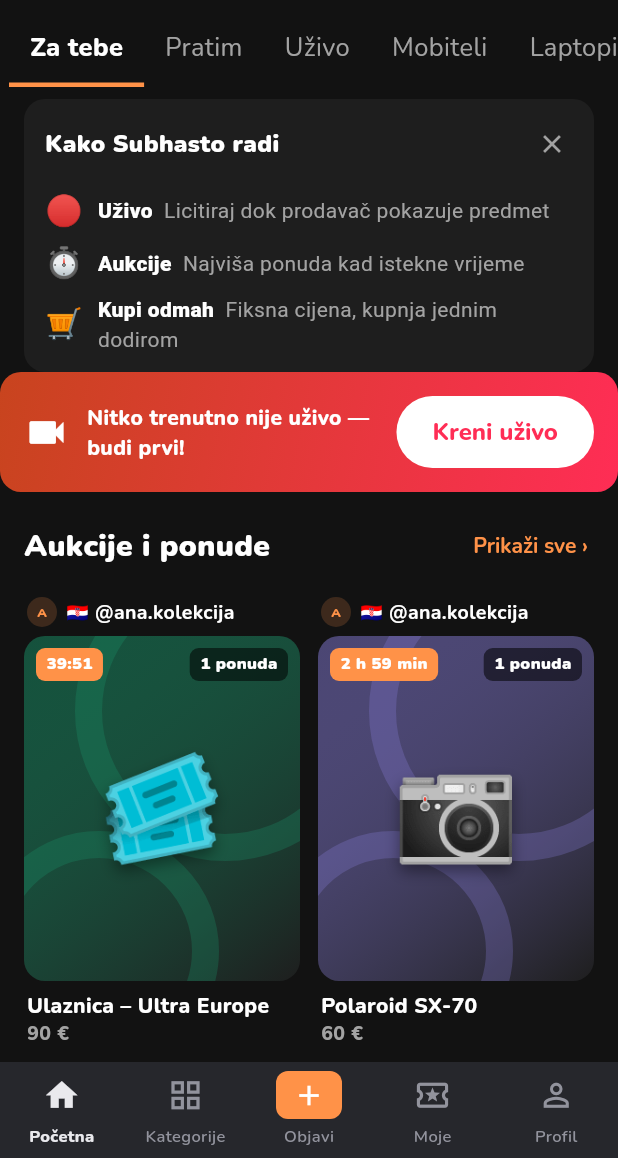
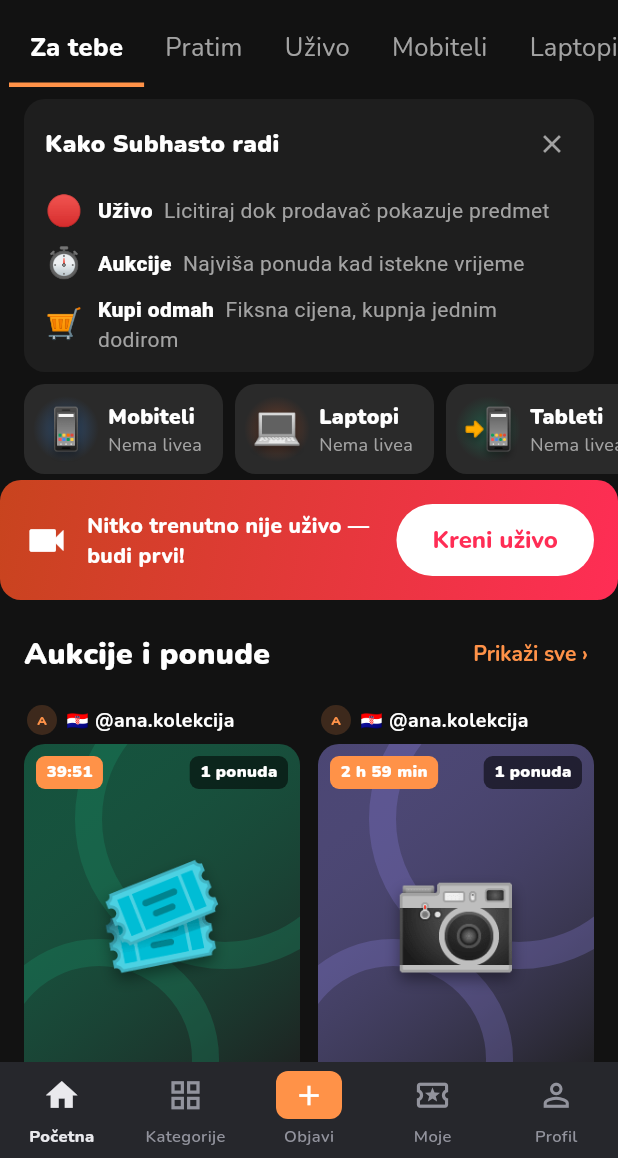
Before and after one commit to Karlo6546541/bot, a Flutter app: the screen it shows after launch, on a phone screen of 412 x 824 dp, the part 78-1236 px from its top. Run offline on Flutter 3.47's test engine with Material 3 defaults, Android fonts, the phone set to English and light mode, and no system bars; our stand-ins replace file_picker, flutter_riverpod, hive, hive_flutter, image_picker, qr_flutter and 3 more; missing offline and left inert: dart:js_interop, dart:ui_web, dart_webrtc, flutter_webrtc; accounts and stored records are empty.

Commit message:
Početna: red kategorija za brzi izbor livea (s brojem gledatelja) iznad Uživo sada
Co-Authored-By: Claude Opus 5.5 <noreply@anthropic.com>
Claude-Session: https://claude.ai/code/session_01PBov6w7Hus1Rp49XeCqhPo

```diff
--- a/loop_app/lib/l10n/en.dart
+++ b/loop_app/lib/l10n/en.dart
@@ -2855,4 +2855,5 @@ const kEn = <String, String>{
   'Aukcije i ponude': 'Auctions & offers',
   'U ovoj kategoriji trenutno nema showova ni predmeta.':
       'No shows or items in this category right now.',
+  'Nema livea': 'No live',
 };
--- a/loop_app/lib/screens/live_home_screen.dart
+++ b/loop_app/lib/screens/live_home_screen.dart
@@ -1,3 +1,4 @@
+import '../widgets/category_style.dart';
 import '../services/app_location/app_location.dart';
 import '../config/backend_config.dart';
 import 'cloud_commerce_screen.dart';
@@ -127,6 +128,22 @@ class _LiveHomeScreenState extends ConsumerState<LiveHomeScreen> {
       if (!list.contains(c)) list.add(c);
     }
     return list.take(6).toList();
+  }
+
+  /// Kategorije za brzi izbor livea: prvo one s liveovima (najviše
+  /// gledatelja), zatim glavne kategorije.
+  static List<CategoryStat> _liveCategoryStats(AppState s) {
+    final stats = categoryStats(s);
+    final live = [
+      for (final c in stats)
+        if (c.viewers > 0) c,
+    ]..sort((a, b) => b.viewers.compareTo(a.viewers));
+    final main = _mainCategories(s);
+    return [
+      ...live,
+      for (final c in stats)
+        if (c.viewers == 0 && main.contains(c.category)) c,
+    ].take(10).toList();
   }
 
   Timer? _timer;
@@ -339,6 +356,15 @@ class _LiveHomeScreenState extends ConsumerState<LiveHomeScreen> {
                     child: Text('${t('Prikaži sve')} ›'),
                   ),
               ],
+            ),
+          ),
+        );
+        // Brzi izbor livea po kategoriji: pločice s brojem gledatelja.
+        slivers.add(
+          SliverToBoxAdapter(
+            child: _LiveCategoryStrip(
+              stats: _liveCategoryStats(s),
+              onSelect: (c) => _select(_Category(c)),
             ),
           ),
         );
@@ -1235,3 +1261,83 @@ class _TileRow extends StatelessWidget {
     );
   }
 }
+
+/// Red pločica kategorija za brzi izbor livea (kao Trending na Whatnotu).
+class _LiveCategoryStrip extends StatelessWidget {
+  const _LiveCategoryStrip({required this.stats, required this.onSelect});
+  final List<CategoryStat> stats;
+  final ValueChanged<DeviceCategory> onSelect;
+
+  @override
+  Widget build(BuildContext context) {
+    if (stats.isEmpty) return const SizedBox.shrink();
+    return SizedBox(
+      height: 72,
+      child: ListView.separated(
+        key: const ValueKey('home-live-categories'),
+        scrollDirection: Axis.horizontal,
+        padding: const EdgeInsets.fromLTRB(16, 8, 16, 4),
+        itemCount: stats.length,
+        separatorBuilder: (_, _) => const SizedBox(width: 8),
+        itemBuilder: (_, i) {
+          final c = stats[i];
+          return Material(
+            color: LoopColors.surfaceHover,
+            borderRadius: BorderRadius.circular(14),
+            child: InkWell(
+              key: ValueKey('live-cat-${c.category.name}'),
+              borderRadius: BorderRadius.circular(14),
+              onTap: () => onSelect(c.category),
+              child: Padding(
+                padding: const EdgeInsets.fromLTRB(6, 6, 14, 6),
+                child: Row(
+                  children: [
+                    CategoryArt(category: c.category, size: 44),
+                    const SizedBox(width: 6),
+                    Column(
+                      mainAxisAlignment: MainAxisAlignment.center,
+                      crossAxisAlignment: CrossAxisAlignment.start,
+                      children: [
+                        Text(
+                          c.category.label,
+                          style: const TextStyle(
+                            fontWeight: FontWeight.w900,
+                            fontSize: 14,
+                          ),
+                        ),
+                        Row(
+                          children: [
+                            if (c.viewers > 0) ...[
+                              Container(
+                                width: 8,
+                                height: 8,
+                                decoration: const BoxDecoration(
+                                  color: kLiveRed,
+                                  shape: BoxShape.circle,
+                                ),
+                              ),
+                              const SizedBox(width: 4),
+                            ],
+                            Text(
+                              c.viewers > 0
+                                  ? t('{0} gledatelja', ['${c.viewers}'])
+                                  : t('Nema livea'),
+                              style: TextStyle(
+                                color: LoopColors.textSecondary,
+                                fontSize: 12,
+                              ),
+                            ),
+                          ],
+                        ),
+                      ],
+                    ),
+                  ],
+                ),
+              ),
+            ),
+          );
+        },
+      ),
+    );
+  }
+}
```
